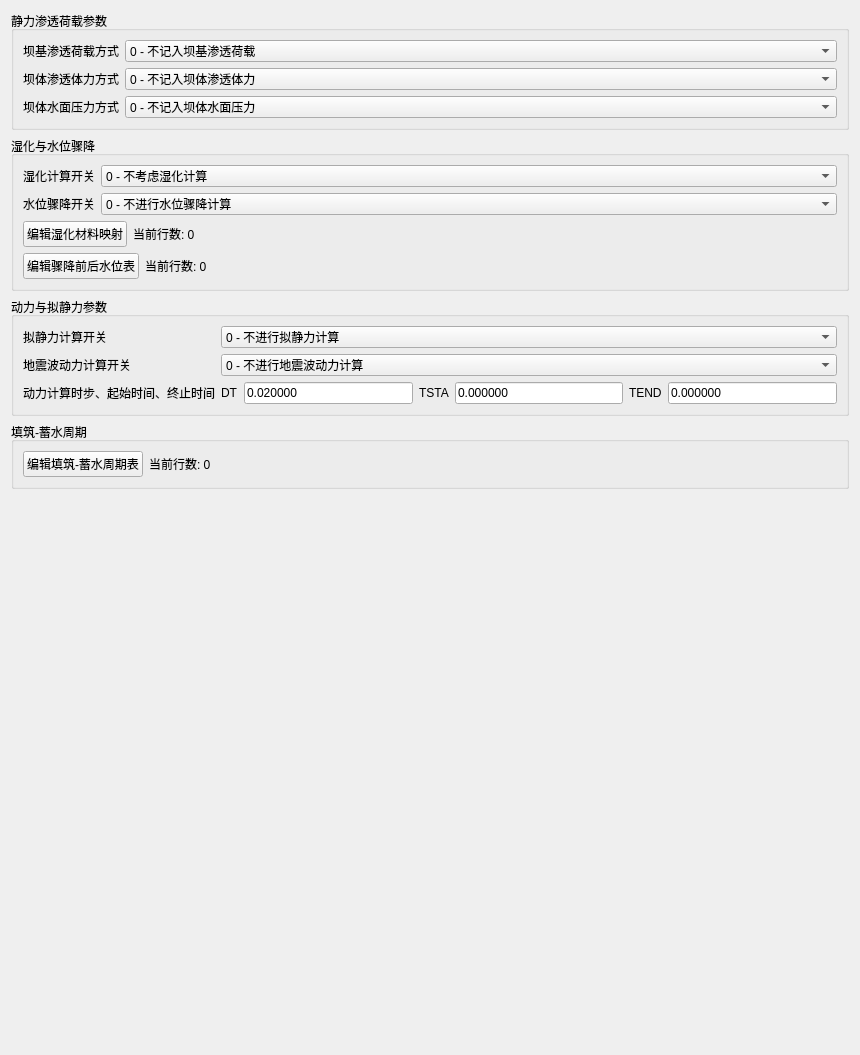
Old version of the form plugins/Base_Slover/FillStorageCyclePage.ui in the repository asd977/base_cae.
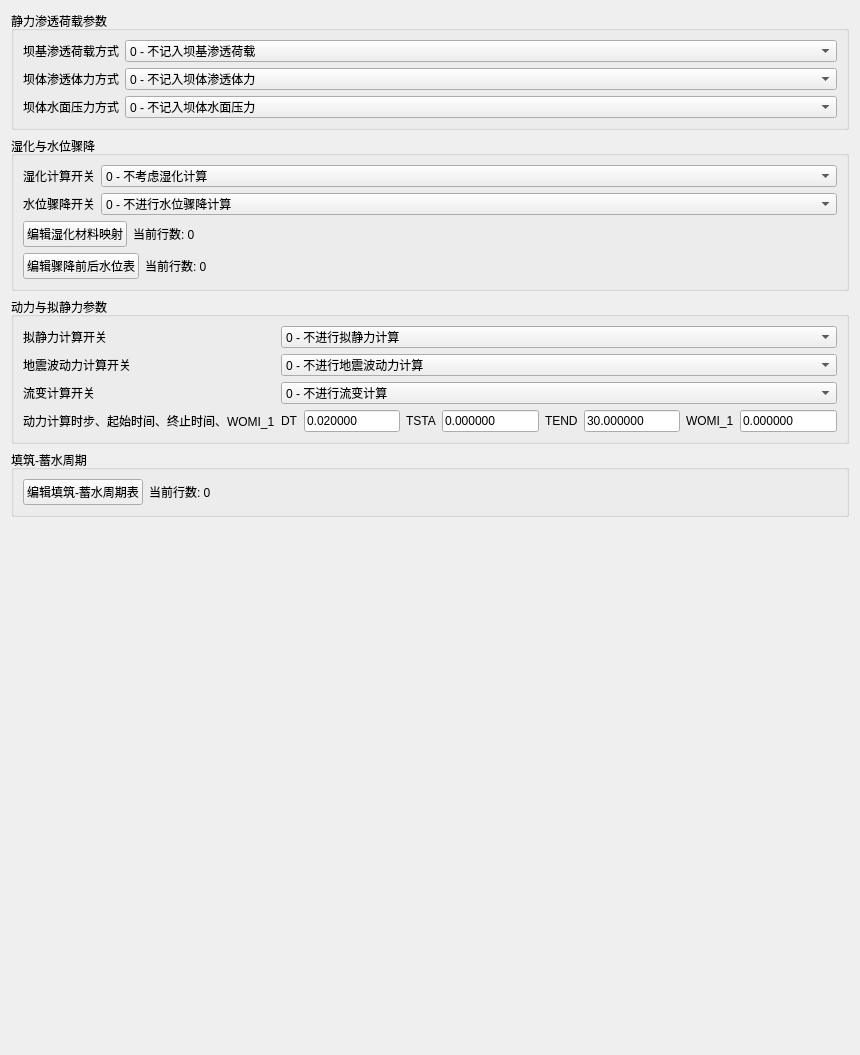
New version of the form.

Commit message: 补齐填筑蓄水周期导出中的 IFSETT 与 WOMI_1

Patch:
```diff
--- a/plugins/Base_Slover/FillStorageCyclePage.ui
+++ b/plugins/Base_Slover/FillStorageCyclePage.ui
@@ -264,13 +264,34 @@
          </widget>
         </item>
         <item row="3" column="0">
-         <widget class="QLabel" name="labelDT_BLOCK">
+         <widget class="QLabel" name="labelIFSETT">
           <property name="text">
-           <string>动力计算时步、起始时间、终止时间</string>
+           <string>流变计算开关</string>
           </property>
          </widget>
         </item>
         <item row="3" column="1">
+         <widget class="QComboBox" name="comboIFSETT">
+          <item>
+           <property name="text">
+            <string>0 - 不进行流变计算</string>
+           </property>
+          </item>
+          <item>
+           <property name="text">
+            <string>1 - 进行流变计算</string>
+           </property>
+          </item>
+         </widget>
+        </item>
+        <item row="4" column="0">
+         <widget class="QLabel" name="labelDT_BLOCK">
+          <property name="text">
+           <string>动力计算时步、起始时间、终止时间、WOMI_1</string>
+          </property>
+         </widget>
+        </item>
+        <item row="4" column="1">
          <layout class="QHBoxLayout" name="layoutDT">
           <item>
            <widget class="QLabel" name="labelDT">
@@ -309,6 +330,20 @@
           </item>
           <item>
            <widget class="QLineEdit" name="editTEND">
+            <property name="text">
+             <string>30.000000</string>
+            </property>
+           </widget>
+          </item>
+          <item>
+           <widget class="QLabel" name="labelWOMI1">
+            <property name="text">
+             <string>WOMI_1</string>
+            </property>
+           </widget>
+          </item>
+          <item>
+           <widget class="QLineEdit" name="editWOMI1">
             <property name="text">
              <string>0.000000</string>
             </property>
```
The commit also changes 1 other file.
